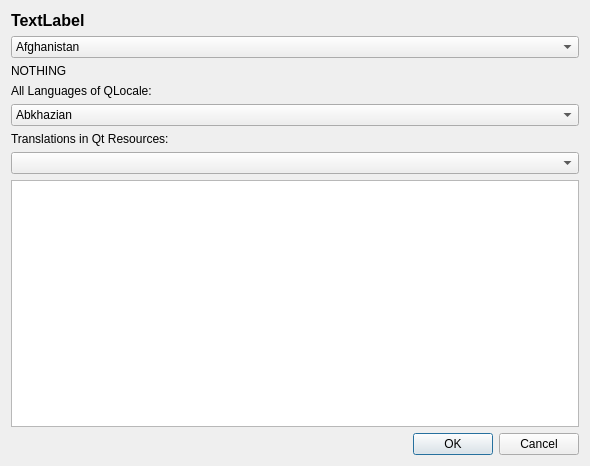
First picture: the form in examples/country/country.ui, repository mnutt/libqxt, before the edit.
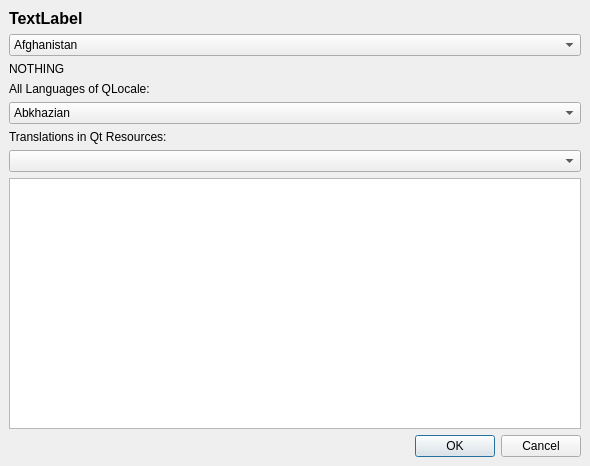
Second picture: the form after the edit. Custom widgets are drawn as their Qt base class.

Commit message: translation path updated

```diff
--- a/examples/country/country.ui
+++ b/examples/country/country.ui
@@ -13,8 +13,20 @@
    <string>Dialog</string>
   </property>
   <layout class="QVBoxLayout" >
+   <property name="margin" >
+    <number>9</number>
+   </property>
+   <property name="spacing" >
+    <number>6</number>
+   </property>
    <item>
     <layout class="QVBoxLayout" >
+     <property name="margin" >
+      <number>0</number>
+     </property>
+     <property name="spacing" >
+      <number>6</number>
+     </property>
      <item>
       <widget class="QLabel" name="label" >
        <property name="font" >
@@ -31,6 +43,12 @@
      </item>
      <item>
       <layout class="QVBoxLayout" >
+       <property name="margin" >
+        <number>0</number>
+       </property>
+       <property name="spacing" >
+        <number>6</number>
+       </property>
        <item>
         <widget class="QxtCountryComboBox" name="countryComboBox" >
          <item>
```
Left out of the diff: 118 changed lines with no effect on the pictures.
